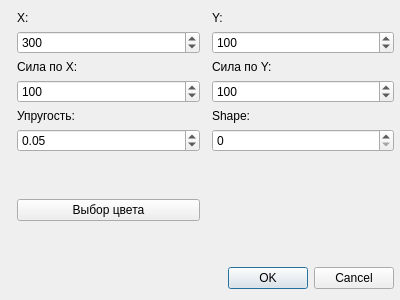
Old version of the form ui/add_edit_pmobject.ui in the repository dedyulkinpavel/kinematicsgame.
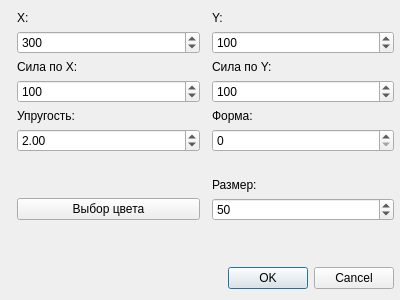
New version of the form.

```diff
--- a/ui/add_edit_pmobject.ui
+++ b/ui/add_edit_pmobject.ui
@@ -141,7 +141,7 @@
           <double>0.01</double>
          </property>
          <property name="value">
-          <double>0.05</double>
+          <double>2</double>
          </property>
         </widget>
        </item>
@@ -152,7 +152,7 @@
        <item row="0" column="1">
         <widget class="QLabel" name="labelShape">
          <property name="text">
-          <string>Shape:</string>
+          <string>Форма:</string>
          </property>
         </widget>
        </item>
@@ -198,14 +198,20 @@
        <item row="0" column="1">
         <widget class="QLabel" name="labelStub">
          <property name="text">
-          <string/>
+          <string>Размер:</string>
          </property>
         </widget>
        </item>
        <item row="1" column="1">
-        <widget class="QLabel" name="labelStub1">
-         <property name="text">
-          <string/>
+        <widget class="QSpinBox" name="pmsizespinBox">
+         <property name="maximum">
+          <number>400</number>
+         </property>
+         <property name="singleStep">
+          <number>10</number>
+         </property>
+         <property name="value">
+          <number>50</number>
          </property>
         </widget>
        </item>
```
Left out of the diff: 6 changed lines with no effect on the pictures.
